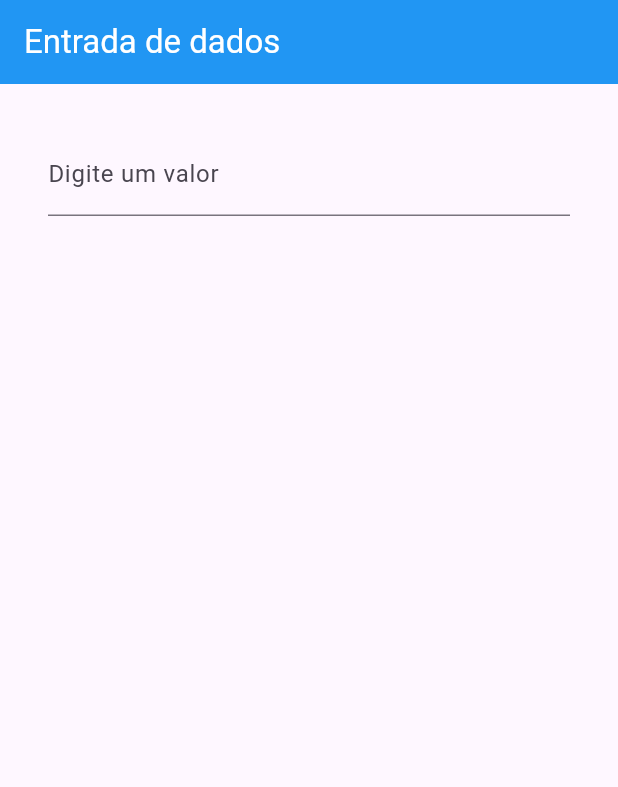
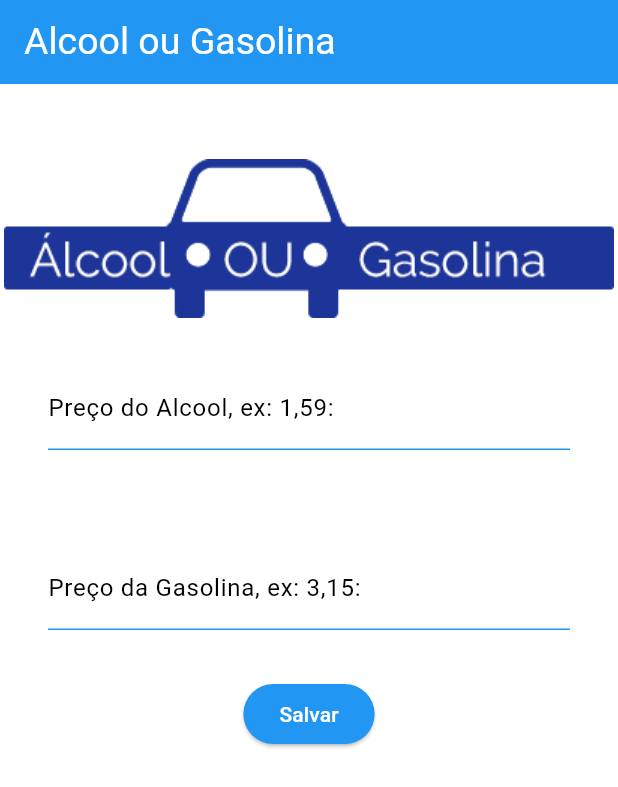
Before and after one commit to Jeffc-98/AppGasolina_Alcool, a Flutter app: the screen it shows after launch, on a phone screen of 412 x 824 dp. Shown: the top 787 px of the screen. Run offline on Flutter 3.47's test engine with Material 3 defaults, Android fonts, the phone set to English and light mode, and no system bars.

Commit message:
Interface Finalizada

```diff
--- a/lib/CampoTexto.dart
+++ /dev/null
@@ -1,36 +0,0 @@
-import 'package:flutter/material.dart';
-
-class CampoTexto extends StatefulWidget {
-  const CampoTexto({super.key});
-
-  @override
-  State<CampoTexto> createState() => _CampoTextoState();
-}
-
-class _CampoTextoState extends State<CampoTexto> {
-  @override
-  Widget build(BuildContext context) {
-    return Scaffold(
-      appBar: AppBar(
-        backgroundColor: Colors.blue,
-        title: Text(
-          "Entrada de dados",
-           style: TextStyle(color: Colors.white),
-        ),
-      ),
-    body:Column(
-      children: [
-        Padding(
-        padding: EdgeInsets.all(32),
-        child: TextField(
-         keyboardType: TextInputType.number ,
-         decoration: InputDecoration(
-          labelText: "Digite um valor",
-         ),
-        ),
-       )
-      ],
-     ),
-    );
-  }
-}
--- a/lib/main.dart
+++ b/lib/main.dart
@@ -1,8 +1,10 @@
 import 'package:flutter/material.dart';
-import 'package:gasolinha_ou_alcool/CampoTexto.dart';
+import 'tela.dart';
 
-void main(){
-  runApp(MaterialApp(
-   home: CampoTexto(),
-  ));
-}
+
+ void main(){
+   runApp(MaterialApp(
+     home: Tela(),
+   ));
+
+ }
--- /dev/null
+++ b/lib/tela.dart
@@ -0,0 +1,81 @@
+import 'package:flutter/material.dart';
+
+class Tela extends StatefulWidget {
+  const Tela({super.key});
+
+  @override
+  State<Tela> createState() => _TelaState();
+}
+
+class _TelaState extends State<Tela> {
+  @override
+  Widget build(BuildContext context) {
+    return Scaffold(
+      backgroundColor: Colors.white,
+     appBar: AppBar(
+       backgroundColor: Colors.blue,
+       title: Text(
+           "Alcool ou Gasolina",
+           style: TextStyle(
+             fontSize: 25,
+             color: Colors.white,
+           ),
+       ),
+     ),
+
+      body: Column(
+        children: [
+          Column(
+            children: [
+              Padding(padding: EdgeInsets.all(25)),
+              Image.asset("imagens/logo.png")
+            ],
+          ),
+          Padding(padding: EdgeInsets.all(32),
+           child: TextField(
+             keyboardType: TextInputType.number,
+             decoration: InputDecoration(
+               focusedBorder: UnderlineInputBorder(
+                 borderSide: BorderSide(color: Colors.black)
+               ),
+               enabledBorder: UnderlineInputBorder(
+                 borderSide: BorderSide(color: Colors.blue)
+               ),
+               labelText: "Preço do Alcool, ex: 1,59:",
+               labelStyle: TextStyle(
+                 color: Colors.black
+               )
+             ),
+           ),
+          ),
+          Padding(padding: EdgeInsets.all(32),
+            child: TextField(
+
+              keyboardType: TextInputType.number,
+              decoration: InputDecoration(
+                  focusedBorder: UnderlineInputBorder(
+                      borderSide: BorderSide(color: Colors.black)
+                  ),
+                  enabledBorder: UnderlineInputBorder(
+                      borderSide: BorderSide(color: Colors.blue)
+                  ),
+                  labelText: "Preço da Gasolina, ex: 3,15:",
+                  labelStyle: TextStyle(
+                      color: Colors.black
+                  )
+              ),
+            ),
+          ),
+          ElevatedButton(
+              onPressed: (){},
+              child: Text("Salvar"),
+            style: ElevatedButton.styleFrom(
+              backgroundColor: Colors.blue,
+              foregroundColor: Colors.white
+            ),
+          ),
+        ],
+      ),
+    );
+  }
+}
--- a/pubspec.yaml
+++ b/pubspec.yaml
@@ -58,9 +58,9 @@ flutter:
   uses-material-design: true
 
   # To add assets to your application, add an assets section, like this:
-  # assets:
-  #   - images/a_dot_burr.jpeg
-  #   - images/a_dot_ham.jpeg
+  assets:
+    - imagens/logo.png
+
 
   # An image asset can refer to one or more resolution-specific "variants", see
   # https://flutter.dev/to/resolution-aware-images
```
Also changed, not shown: imagens/logo.png (added).
